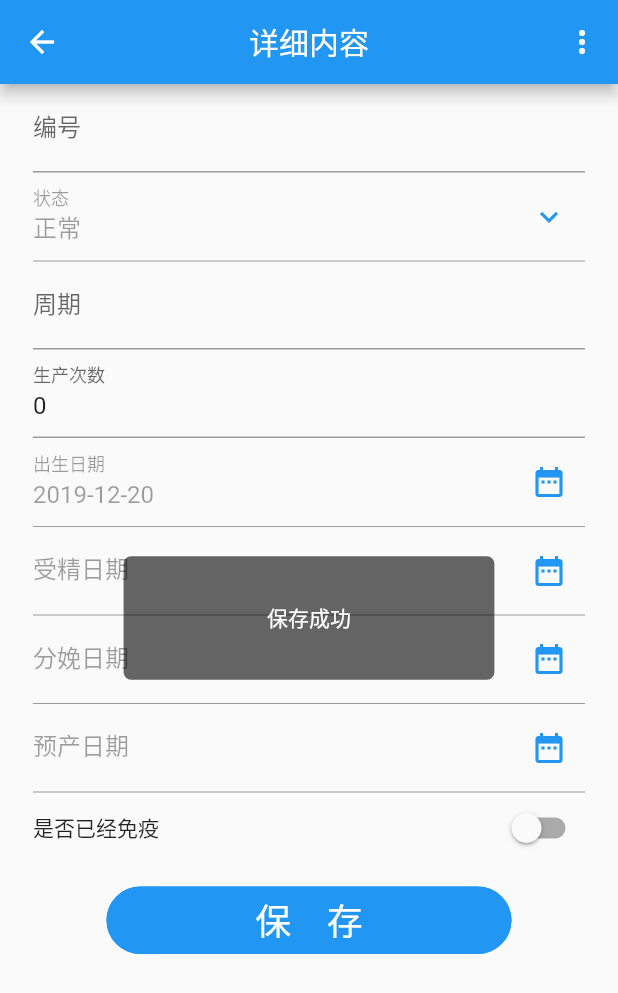
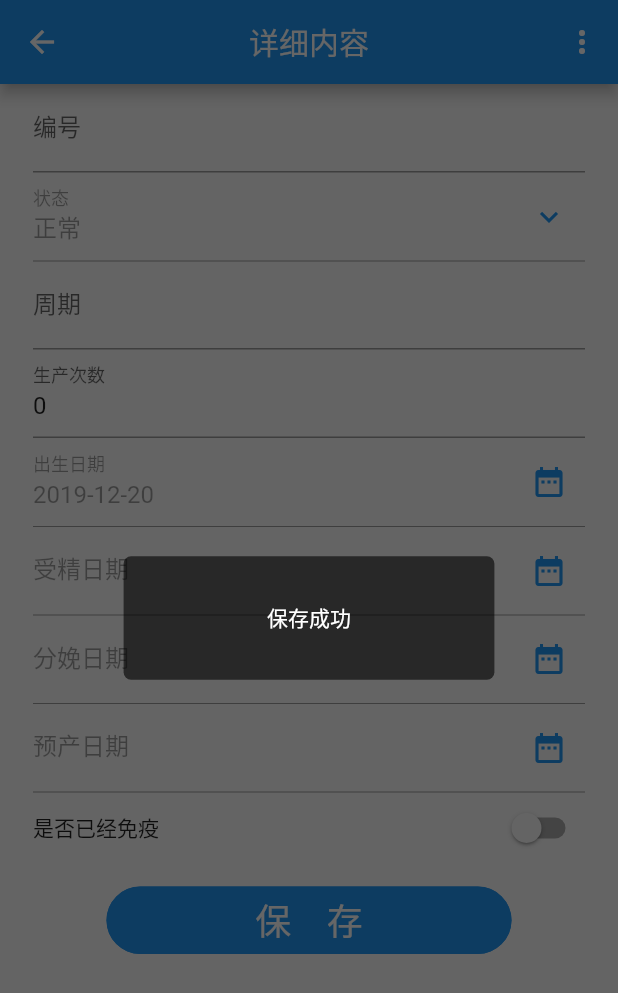
Before and after one commit to fivem/flutter_shiniu, a Flutter app: the CowFormPage screen opened directly, after a tap on an icon or button, on a phone screen of 412 x 824 dp. Shown: the top 993 px of the screen. Run offline on Flutter 3.47's test engine with Material 2 defaults, Android fonts, the phone set to English and light mode, and no system bars; our stand-ins replace date_format, dio, sqflite; missing offline and left inert: mock_web_server; accounts and stored records are empty.

Commit message:
add mask

```diff
--- /dev/null
+++ b/lib/common/utils/mask.dart
@@ -0,0 +1,55 @@
+import 'package:flutter/material.dart';
+
+class Mask{
+  static MaskView maskView;
+  static show(BuildContext context){
+    maskView?._dismiss();
+    OverlayState _overlayState=Overlay.of(context);
+    OverlayEntry _overlayEntry = OverlayEntry(builder:(BuildContext context){
+      return Container(
+        child: Positioned(
+            top: 0,
+            bottom: 0,
+            left: 0,
+            right: 0,
+            child: Container(
+              child: Material(
+                color:Colors.white.withOpacity(0),
+                child:GestureDetector(
+                  child: Container(
+                    decoration: BoxDecoration(
+                        color: Colors.black.withOpacity(0.6)
+                    ),
+                  ),
+                  onTap: (){
+                  },
+              ),
+            )
+        ),
+      )
+      );
+    });
+    maskView = MaskView(overlayState: _overlayState,overlayEntry: _overlayEntry);
+    maskView._show();
+  }
+  static dismiss(){
+    maskView?._dismiss();
+  }
+}
+
+class MaskView  {
+  OverlayState overlayState;
+  OverlayEntry overlayEntry;
+  bool dismissed = false;
+  MaskView({this.overlayState,this.overlayEntry});
+  _show(){
+    overlayState.insert(overlayEntry);
+  }
+  _dismiss(){
+    if (dismissed) {
+      return;
+    }
+    this.dismissed = true;
+    overlayEntry?.remove();
+  }
+}
--- a/lib/main/producePage/productDetailPage/cowFormPage.dart
+++ b/lib/main/producePage/productDetailPage/cowFormPage.dart
@@ -3,6 +3,7 @@ import 'package:date_format/date_format.dart';
 import 'package:flutter/material.dart';
 import 'package:flutter_shiniu/common/utils/datePicker.dart';
 import 'package:flutter_shiniu/common/utils/enumTransfer.dart';
+import 'package:flutter_shiniu/common/utils/mask.dart';
 import 'package:flutter_shiniu/common/utils/toast.dart';
 import 'package:flutter_shiniu/main/commonAppBar.dart';
 import 'package:flutter_shiniu/main/producePage/dao/waitingParturitionDao.dart';
@@ -135,6 +136,7 @@ class _CowFormPageState extends State<CowFormPage> {
                       if(_formKey.currentState.validate()){
                         _formKey.currentState.save();
                       }
+                      Mask.show(context);
                       var id = await WaitingParturitionDao().save(cowEntity);
                       if(id>0){
                         /*showDialog(
@@ -151,6 +153,7 @@ class _CowFormPageState extends State<CowFormPage> {
                               ],
                             ));*/
                         Toast.show(context,'保存成功',(){
+                          Mask.dismiss();
                           Navigator.of(context).popUntil(ModalRoute.withName("/WaitingParturition"));
                         });
                       }
```
